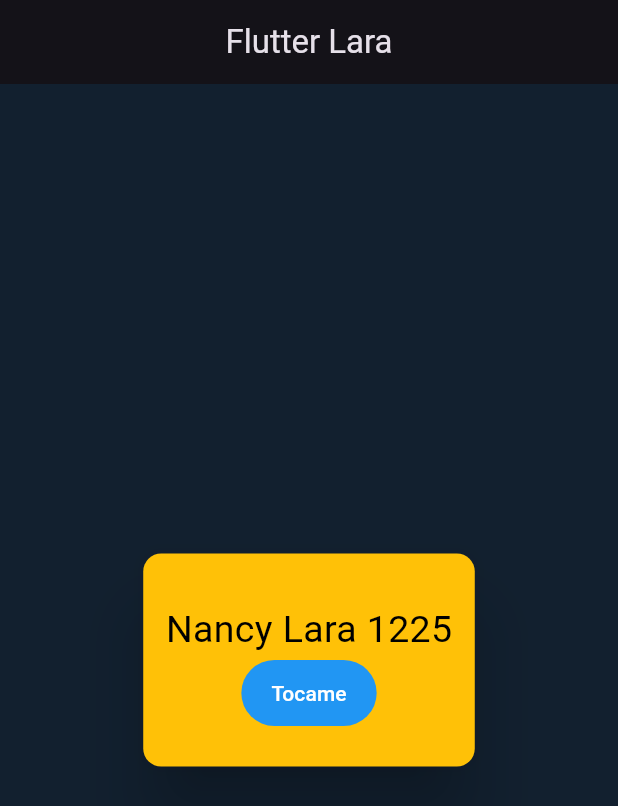
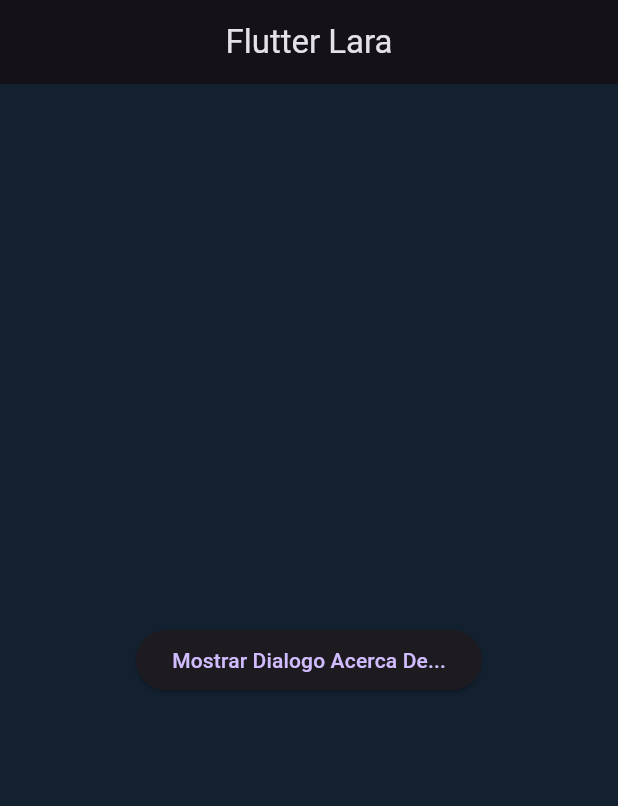
Before and after one commit to Nancy-Lara-Baca/CursoFlutter1225, a Flutter app: the screen it shows after launch, on a phone screen of 412 x 824 dp. Shown: the top 806 px of the screen. Run offline on Flutter 3.47's test engine with Material 3 defaults, Android fonts, the phone set to English and light mode, and no system bars.

Commit message:
Ejemplo de dialogo de alerta

```diff
--- /dev/null
+++ b/lib/Mi_Widget/dialogo_acerca_de.dart
@@ -0,0 +1,33 @@
+import 'package:flutter/material.dart';
+
+class DialogoAcercaDe extends StatefulWidget {
+  const DialogoAcercaDe({Key? key}) : super(key: key);
+
+  @override
+  State<DialogoAcercaDe> createState() => _DialogoAcercaDeState();
+}
+
+class _DialogoAcercaDeState extends State<DialogoAcercaDe> {
+  @override
+  Widget build(BuildContext context) {
+    return Center(
+      child: ElevatedButton(
+        child: Text('Mostrar Dialogo Acerca De...'),
+        onPressed: () {
+          showDialog(
+            context: context,
+            builder: (context) => const AboutDialog(
+              applicationIcon: FlutterLogo(),
+              applicationLegalese: 'Legalese',
+              applicationName: 'Flutter App 1225',
+              applicationVersion: 'version 1.0.0',
+              children: [
+                Text('Este texto es creado por alrta'),
+              ],
+            ),
+          );
+        },
+      ),
+    );
+  }
+}
--- a/lib/main.dart
+++ b/lib/main.dart
@@ -1,5 +1,6 @@
 import 'package:flutter/material.dart';
-import 'package:LaraCurso/Mi_Widget/Mi_Tarjeta.dart';
+import 'package:LaraCurso/Mi_Widget/dialogo_acerca_de.dart';
+//import 'package:LaraCurso/Mi_Widget/Mi_Tarjeta.dart';
 
 const Color darkBlue = Color(0xFF12202F);
 
@@ -21,7 +22,8 @@ class MiTarjeta extends StatelessWidget {
           title: const Text('Flutter Lara'),
           centerTitle: true,
         ),
-        body: LaTarjeta(),
+        //body: LaTarjeta(),
+        body: DialogoAcercaDe(),
       ),
     );
   }
```
Also changed, not shown: Z_recursos/Dialogo.jpg (added), Z_recursos/DialogoR.jpg (added), 1 other file.
